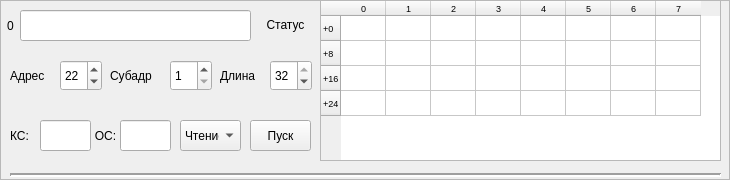
Above: mko_unit_widget.ui from molchanoff12/ta1_usb_client before the change. Below: the same form after it.
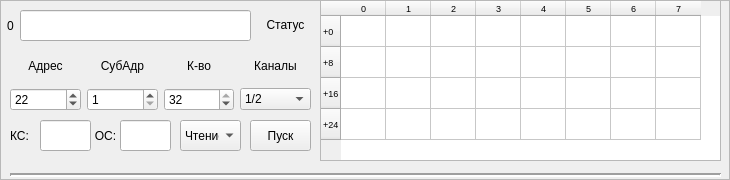
That is the form after the change.

Commit message: 2.0.3 change mko_unit controls

What changed in the file:
```diff
--- a/mko_unit_widget.ui
+++ b/mko_unit_widget.ui
@@ -44,25 +44,6 @@
     <string>Пуск</string>
    </property>
   </widget>
-  <widget class="QSpinBox" name="SubaddrSpinBox">
-   <property name="geometry">
-    <rect>
-     <x>170</x>
-     <y>60</y>
-     <width>42</width>
-     <height>31</height>
-    </rect>
-   </property>
-   <property name="minimum">
-    <number>1</number>
-   </property>
-   <property name="maximum">
-    <number>32</number>
-   </property>
-   <property name="value">
-    <number>1</number>
-   </property>
-  </widget>
   <widget class="QLabel" name="AWLabel">
    <property name="geometry">
     <rect>
@@ -104,38 +85,6 @@
     </property>
    </item>
   </widget>
-  <widget class="QSpinBox" name="AddrSpinBox">
-   <property name="geometry">
-    <rect>
-     <x>60</x>
-     <y>60</y>
-     <width>42</width>
-     <height>31</height>
-    </rect>
-   </property>
-   <property name="minimum">
-    <number>1</number>
-   </property>
-   <property name="maximum">
-    <number>254</number>
-   </property>
-   <property name="value">
-    <number>22</number>
-   </property>
-  </widget>
-  <widget class="QLabel" name="LengLabel">
-   <property name="geometry">
-    <rect>
-     <x>220</x>
-     <y>60</y>
-     <width>51</width>
-     <height>31</height>
-    </rect>
-   </property>
-   <property name="text">
-    <string>Длина</string>
-   </property>
-  </widget>
   <widget class="QLabel" name="StatusLabel">
    <property name="geometry">
     <rect>
@@ -206,38 +155,6 @@
     <set>Qt::AlignJustify|Qt::AlignVCenter</set>
    </property>
   </widget>
-  <widget class="QSpinBox" name="LengSpinBox">
-   <property name="geometry">
-    <rect>
-     <x>270</x>
-     <y>60</y>
-     <width>42</width>
-     <height>31</height>
-    </rect>
-   </property>
-   <property name="minimum">
-    <number>1</number>
-   </property>
-   <property name="maximum">
-    <number>32</number>
-   </property>
-   <property name="value">
-    <number>32</number>
-   </property>
-  </widget>
-  <widget class="QLabel" name="SubaddrLabel">
-   <property name="geometry">
-    <rect>
-     <x>110</x>
-     <y>60</y>
-     <width>51</width>
-     <height>31</height>
-    </rect>
-   </property>
-   <property name="text">
-    <string>Субадр</string>
-   </property>
-  </widget>
   <widget class="QTableWidget" name="DataTable">
    <property name="geometry">
     <rect>
@@ -262,7 +179,7 @@
     <number>45</number>
    </attribute>
    <attribute name="verticalHeaderDefaultSectionSize">
-    <number>25</number>
+    <number>31</number>
    </attribute>
    <row>
     <property name="text">
@@ -325,19 +242,6 @@
     </property>
    </column>
   </widget>
-  <widget class="QLabel" name="AddresLabel">
-   <property name="geometry">
-    <rect>
-     <x>10</x>
-     <y>60</y>
-     <width>51</width>
-     <height>31</height>
-    </rect>
-   </property>
-   <property name="text">
-    <string>Адрес</string>
-   </property>
-  </widget>
   <widget class="QLabel" name="label">
    <property name="geometry">
     <rect>
@@ -376,6 +280,116 @@
     <enum>Qt::Horizontal</enum>
    </property>
   </widget>
+  <widget class="QWidget" name="layoutWidget">
+   <property name="geometry">
+    <rect>
+     <x>10</x>
+     <y>50</y>
+     <width>301</width>
+     <height>61</height>
+    </rect>
+   </property>
+   <layout class="QGridLayout" name="gridLayout">
+    <item row="0" column="0">
+     <widget class="QLabel" name="AddresLabel">
+      <property name="text">
+       <string>Адрес</string>
+      </property>
+      <property name="alignment">
+       <set>Qt::AlignCenter</set>
+      </property>
+     </widget>
+    </item>
+    <item row="0" column="1">
+     <widget class="QLabel" name="SubaddrLabel">
+      <property name="text">
+       <string>СубАдр</string>
+      </property>
+      <property name="alignment">
+       <set>Qt::AlignCenter</set>
+      </property>
+     </widget>
+    </item>
+    <item row="0" column="2">
+     <widget class="QLabel" name="LengLabel">
+      <property name="text">
+       <string>К-во</string>
+      </property>
+      <property name="alignment">
+       <set>Qt::AlignCenter</set>
+      </property>
+     </widget>
+    </item>
+    <item row="0" column="3">
+     <widget class="QLabel" name="label_2">
+      <property name="text">
+       <string>Каналы</string>
+      </property>
+      <property name="alignment">
+       <set>Qt::AlignCenter</set>
+      </property>
+     </widget>
+    </item>
+    <item row="1" column="2">
+     <widget class="QSpinBox" name="LengSpinBox">
+      <property name="minimum">
+       <number>1</number>
+      </property>
+      <property name="maximum">
+       <number>32</number>
+      </property>
+      <property name="value">
+       <number>32</number>
+      </property>
+     </widget>
+    </item>
+    <item row="1" column="3">
+     <widget class="QComboBox" name="mkoChanCBox">
+      <item>
+       <property name="text">
+        <string>1/2</string>
+       </property>
+      </item>
+      <item>
+       <property name="text">
+        <string>1</string>
+       </property>
+      </item>
+      <item>
+       <property name="text">
+        <string>2</string>
+       </property>
+      </item>
+     </widget>
+    </item>
+    <item row="1" column="0">
+     <widget class="QSpinBox" name="AddrSpinBox">
+      <property name="minimum">
+       <number>1</number>
+      </property>
+      <property name="maximum">
+       <number>254</number>
+      </property>
+      <property name="value">
+       <number>22</number>
+      </property>
+     </widget>
+    </item>
+    <item row="1" column="1">
+     <widget class="QSpinBox" name="SubaddrSpinBox">
+      <property name="minimum">
+       <number>1</number>
+      </property>
+      <property name="maximum">
+       <number>32</number>
+      </property>
+      <property name="value">
+       <number>1</number>
+      </property>
+     </widget>
+    </item>
+   </layout>
+  </widget>
  </widget>
  <resources/>
  <connections/>
```
The commit also changes 19 other files.
